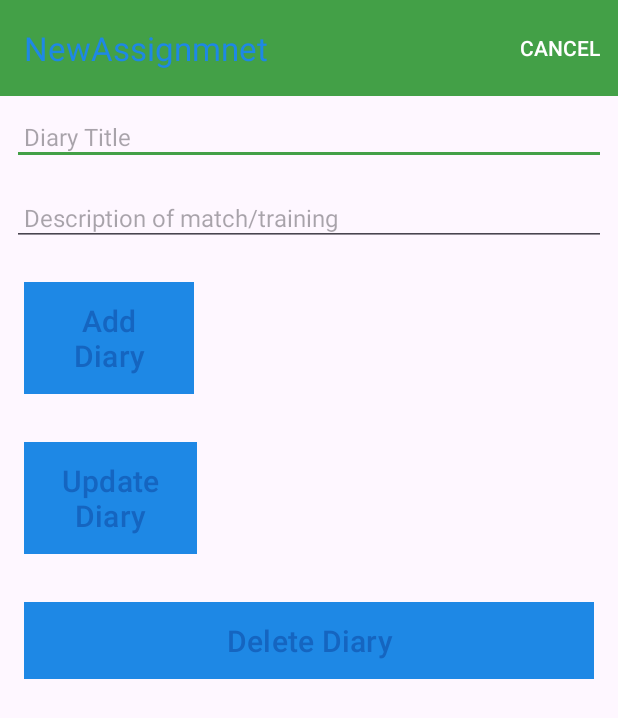
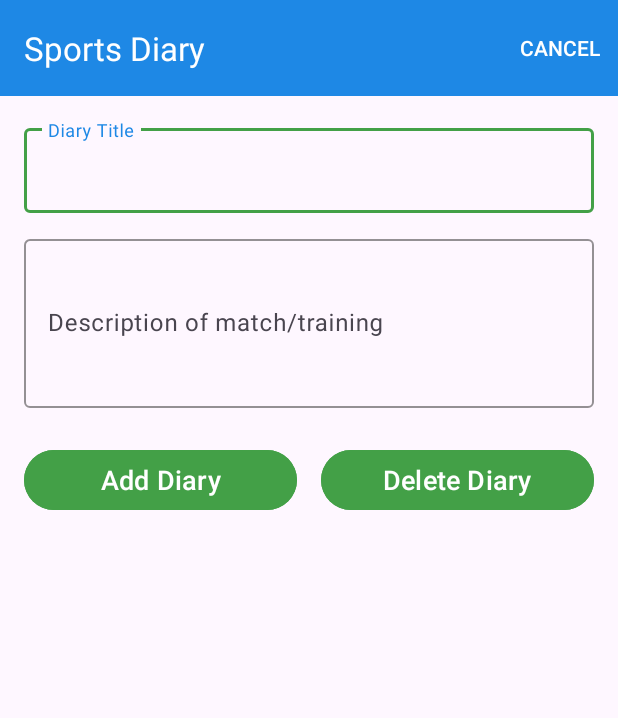
Before and after one commit to FinnBennett02/MobileAppSportsDiary, an Android app: the DiaryActivity screen opened directly, with no data from a screen before it, on a phone screen of 412 x 824 dp. Shown: the top 718 px of the screen. Run offline under Robolectric (Android 15) with nearby library versions, the phone set to English and light mode, and no system bars.

Commit message:
Edit done app runs changed style to look nicer

```diff
--- a/app/src/main/java/com/example/newassignment/activities/DiaryActivity.kt
+++ b/app/src/main/java/com/example/newassignment/activities/DiaryActivity.kt
@@ -16,6 +16,7 @@ class DiaryActivity : AppCompatActivity() {
     private lateinit var binding: ActivityDiaryBinding
     var diary = DiaryModel()
     lateinit var app: MainApp
+    var edit = false
 
     override fun onCreate(savedInstanceState: Bundle?) {
         super.onCreate(savedInstanceState)
@@ -27,11 +28,14 @@ class DiaryActivity : AppCompatActivity() {
 
 
         if (intent.hasExtra("diary_edit")) {
-            val receivedDiary = IntentCompat.getParcelableExtra(intent, "diary_edit", DiaryModel::class.java)
+            val receivedDiary =
+                IntentCompat.getParcelableExtra(intent, "diary_edit", DiaryModel::class.java)
             if (receivedDiary != null) {
+                edit = true
                 diary = receivedDiary
                 binding.diaryEntryTitle.setText(diary.title)
                 binding.description.setText(diary.description)
+                binding.btnAdd.setText(R.string.save_diary)
             }
         }
 
@@ -39,14 +43,17 @@ class DiaryActivity : AppCompatActivity() {
         binding.btnAdd.setOnClickListener() {
             diary.title = binding.diaryEntryTitle.text.toString()
             diary.description = binding.description.text.toString()
-            if (diary.title.isNotEmpty()) {
+            if (diary.title.isEmpty()) {
+                Snackbar.make(it, getString(R.string.no_title), Snackbar.LENGTH_LONG)
+                    .show()
+            } else {
+                if (edit) {
+                    app.diaries.update(diary.copy())
+                } else {
                     app.diaries.create(diary.copy())
+                }
                 setResult(RESULT_OK)
                 finish()
-            }
-            else {
-                Snackbar.make(it,getString(R.string.no_title), Snackbar.LENGTH_LONG)
-                    .show()
             }
         }
         }
--- a/app/src/main/res/layout/activity_diary.xml
+++ b/app/src/main/res/layout/activity_diary.xml
@@ -7,23 +7,27 @@
     android:layout_height="match_parent"
     tools:context=".activities.DiaryActivity">
 
+    <!-- App Bar -->
     <com.google.android.material.appbar.AppBarLayout
         android:id="@+id/appBarLayout"
         android:layout_width="match_parent"
         android:layout_height="wrap_content"
         android:background="@color/colorAccent"
         android:fitsSystemWindows="true"
-        app:elevation="0dip"
+        app:elevation="4dp"
         app:theme="@style/ThemeOverlay.AppCompat.Dark.ActionBar"
         app:layout_constraintTop_toTopOf="parent">
 
         <androidx.appcompat.widget.Toolbar
             android:id="@+id/toolbarAdd"
             android:layout_width="match_parent"
-            android:layout_height="wrap_content"
-            app:titleTextColor="@color/colorPrimary" />
+            android:layout_height="?attr/actionBarSize"
+            android:background="?attr/colorPrimary"
+            app:titleTextColor="@android:color/white"
+            app:popupTheme="@style/ThemeOverlay.AppCompat.Light" />
     </com.google.android.material.appbar.AppBarLayout>
 
+    <!-- Scrollable Content -->
     <ScrollView
         android:layout_width="0dp"
         android:layout_height="0dp"
@@ -36,75 +40,79 @@
         <LinearLayout
             android:layout_width="match_parent"
             android:layout_height="wrap_content"
-            android:orientation="vertical">
+            android:orientation="vertical"
+            android:padding="16dp">
 
-            <EditText
+            <!-- Title Input -->
+            <com.google.android.material.textfield.TextInputLayout
+                android:layout_width="match_parent"
+                android:layout_height="wrap_content"
+                android:layout_marginBottom="12dp"
+                app:boxBackgroundMode="outline"
+                app:boxStrokeColor="@color/colorAccent">
+
+                <com.google.android.material.textfield.TextInputEditText
                     android:id="@+id/diaryEntryTitle"
                     android:layout_width="match_parent"
                     android:layout_height="wrap_content"
-                android:layout_margin="8dp"
-                android:autofillHints="hint"
                     android:hint="@string/hint_diaryTitle"
+                    android:maxLength="25"
                     android:inputType="text"
-                android:maxLength="25"
-                android:maxLines="1"
-                android:padding="8dp"
                     android:textColor="@color/colorPrimaryDark"
                     android:textSize="16sp" />
+            </com.google.android.material.textfield.TextInputLayout>
 
-            <EditText
+            <!-- Description Input -->
+            <com.google.android.material.textfield.TextInputLayout
+                android:layout_width="match_parent"
+                android:layout_height="wrap_content"
+                android:layout_marginBottom="24dp"
+                app:boxBackgroundMode="outline"
+                app:boxStrokeColor="@color/colorAccent">
+
+                <com.google.android.material.textfield.TextInputEditText
                     android:id="@+id/description"
                     android:layout_width="match_parent"
                     android:layout_height="wrap_content"
-                android:layout_margin="8dp"
-                android:autofillHints="hint"
                     android:hint="@string/hint_diaryDescription"
-                android:inputType="text"
-                android:maxLength="25"
-                android:maxLines="1"
-                android:padding="8dp"
+                    android:maxLength="250"
+                    android:inputType="textMultiLine"
+                    android:minLines="4"
                     android:textColor="@color/colorPrimaryDark"
                     android:textSize="16sp" />
+            </com.google.android.material.textfield.TextInputLayout>
 
+            <!-- Action Buttons -->
+            <LinearLayout
+                android:layout_width="match_parent"
+                android:layout_height="wrap_content"
+                android:orientation="horizontal"
+                android:gravity="center"
+                android:layout_marginBottom="16dp"
+                android:weightSum="2">
 
                 <Button
                     android:id="@+id/btnAdd"
-                android:layout_width="113dp"
+                    android:layout_width="0dp"
                     android:layout_height="wrap_content"
-                android:layout_margin="16dp"
-                android:background="@color/colorAccent"
-                android:paddingTop="8dp"
-                android:paddingBottom="8dp"
-                android:stateListAnimator="@null"
+                    android:layout_weight="1"
+                    android:layout_marginEnd="8dp"
+                    android:backgroundTint="@color/colorAccent"
                     android:text="@string/button_addDiary"
-                android:textColor="@color/colorPrimaryDark"
-                android:textSize="20sp" />
-
-            <Button
-                android:id="@+id/btnUpdate"
-                android:layout_width="115dp"
-                android:layout_height="wrap_content"
-                android:layout_margin="16dp"
-                android:background="@color/colorAccent"
-                android:paddingTop="8dp"
-                android:paddingBottom="8dp"
-                android:stateListAnimator="@null"
-                android:text="@string/button_updateDiary"
-                android:textColor="@color/colorPrimaryDark"
-                android:textSize="20sp" />
+                    android:textColor="@android:color/white"
+                    android:textSize="18sp" />
 
                 <Button
                     android:id="@+id/btnDelete"
-                android:layout_width="match_parent"
+                    android:layout_width="0dp"
                     android:layout_height="wrap_content"
-                android:layout_margin="16dp"
-                android:background="@color/colorAccent"
-                android:paddingTop="8dp"
-                android:paddingBottom="8dp"
-                android:stateListAnimator="@null"
+                    android:layout_weight="1"
+                    android:layout_marginStart="8dp"
+                    android:backgroundTint="@color/colorAccent"
                     android:text="@string/button_deleteDiary"
-                android:textColor="@color/colorPrimaryDark"
-                android:textSize="20sp" />
+                    android:textColor="@android:color/white"
+                    android:textSize="18sp" />
+            </LinearLayout>
 
         </LinearLayout>
     </ScrollView>
--- a/app/src/main/res/layout/activity_diary_list.xml
+++ b/app/src/main/res/layout/activity_diary_list.xml
@@ -7,27 +7,41 @@
     android:layout_height="match_parent"
     tools:context="com.example.newassignment.activities.DiaryListActivity">
 
+    <!-- App Bar -->
     <com.google.android.material.appbar.AppBarLayout
+        android:id="@+id/appBarLayout"
         android:layout_width="match_parent"
         android:layout_height="wrap_content"
         android:background="@color/colorAccent"
         android:fitsSystemWindows="true"
-        app:elevation="0dip"
+        app:elevation="4dp"
         app:theme="@style/ThemeOverlay.AppCompat.Dark.ActionBar">
 
         <androidx.appcompat.widget.Toolbar
             android:id="@+id/toolbar"
             android:layout_width="match_parent"
-            android:layout_height="wrap_content"
-            app:titleTextColor="@color/colorPrimary" />
+            android:layout_height="?attr/actionBarSize"
+            android:background="?attr/colorPrimary"
+            app:titleTextColor="@android:color/white"
+            app:popupTheme="@style/ThemeOverlay.AppCompat.Light" />
     </com.google.android.material.appbar.AppBarLayout>
 
-
-    <androidx.recyclerview.widget.RecyclerView
-        android:id="@+id/recyclerView"
+    <!-- RecyclerView Container -->
+    <androidx.cardview.widget.CardView
         android:layout_width="match_parent"
         android:layout_height="match_parent"
-        android:scrollbars="vertical"
-        app:layout_behavior="@string/appbar_scrolling_view_behavior" />
+        android:layout_margin="12dp"
+        app:cardElevation="2dp"
+        app:cardCornerRadius="8dp"
+        app:layout_behavior="@string/appbar_scrolling_view_behavior">
+
+        <androidx.recyclerview.widget.RecyclerView
+            android:id="@+id/recyclerView"
+            android:layout_width="match_parent"
+            android:layout_height="match_parent"
+            android:padding="8dp"
+            android:clipToPadding="false"
+            android:scrollbars="vertical" />
+    </androidx.cardview.widget.CardView>
 
 </androidx.coordinatorlayout.widget.CoordinatorLayout>
--- a/app/src/main/res/values/strings.xml
+++ b/app/src/main/res/values/strings.xml
@@ -1,7 +1,7 @@
 <resources>
 
 
-    <string name="app_name">NewAssignmnet</string>
+    <string name="app_name">Sports Diary</string>
     <string name="button_addDiary">Add Diary</string>
     <string name="button_deleteDiary">Delete Diary</string>
     <string name="button_updateDiary">Update Diary</string>
@@ -10,6 +10,8 @@
     <string name="menu_addDiary">Add</string>
     <string name="menu_cancelDiary">Cancel</string>
     <string name="no_title">Please enter a title</string>
+    <string name="save_diary"> Save diary Entry </string>
+
 
 
 
```
Lines whose indentation alone changed are shown as unchanged.
